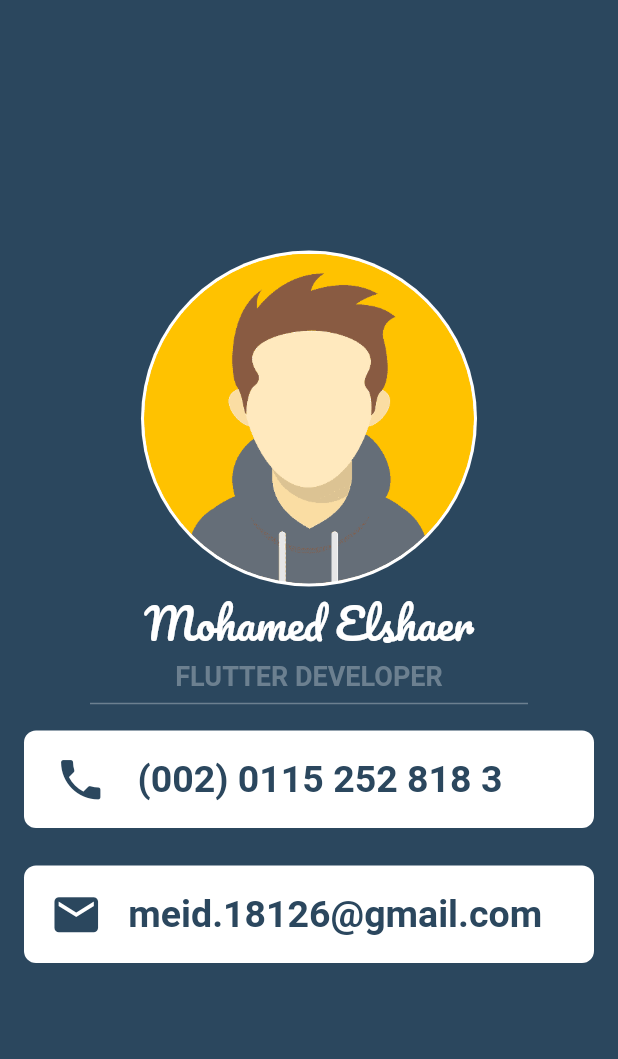
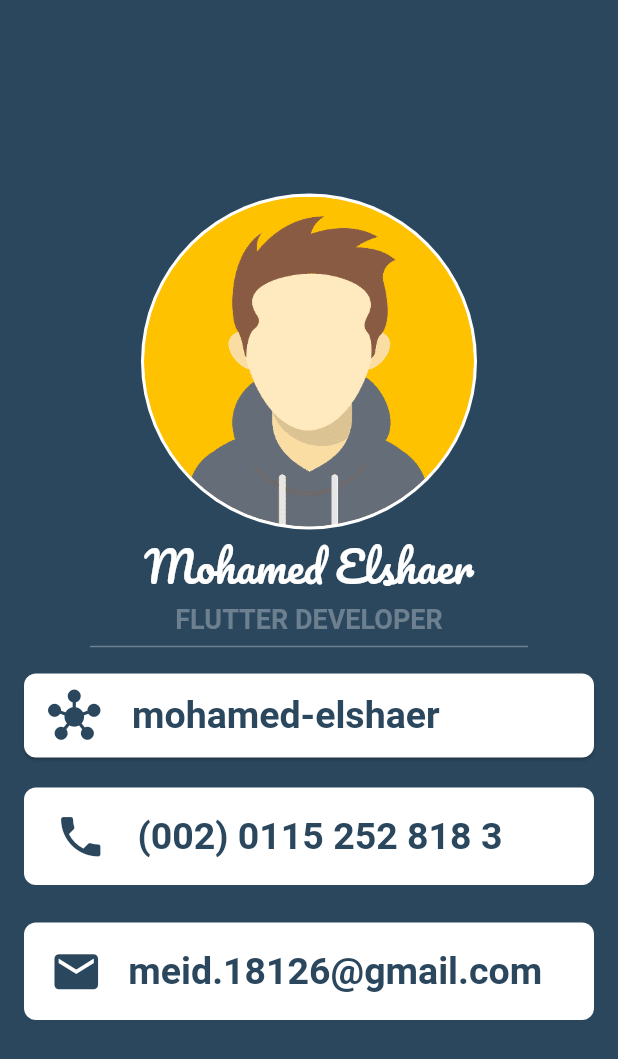
Before and after one commit to mohamed-elshaer/flutter-business_card, a Flutter app: the screen it shows after launch, on a phone screen of 412 x 824 dp. Shown: the top 1059 px of the screen. Run offline on Flutter 3.47's test engine with Material 2 defaults, Android fonts, the phone set to English and light mode, and no system bars.

Commit message:
last update

```diff
--- a/lib/main.dart
+++ b/lib/main.dart
@@ -47,6 +47,27 @@
                 thickness: 1,
                 indent: 60,
                 endIndent: 60,
+              ),
+              Card(
+                // modified widget for cards
+                shape: RoundedRectangleBorder(
+                  borderRadius: BorderRadius.circular(8),
+                ),
+                margin: EdgeInsets.symmetric(horizontal: 16, vertical: 10),
+                child: ListTile(
+                  leading: Icon(
+                    Icons.hub,
+                    color: Color(0xFF2B475E),
+                    size: 35,
+                  ),
+                  title: Text(
+                    'mohamed-elshaer',
+                    style: TextStyle(
+                        fontSize: 25,
+                        color: Color(0xFF2B475E),
+                        fontWeight: FontWeight.bold),
+                  ),
+                ),
               ),
               Padding(
                 padding:
```
